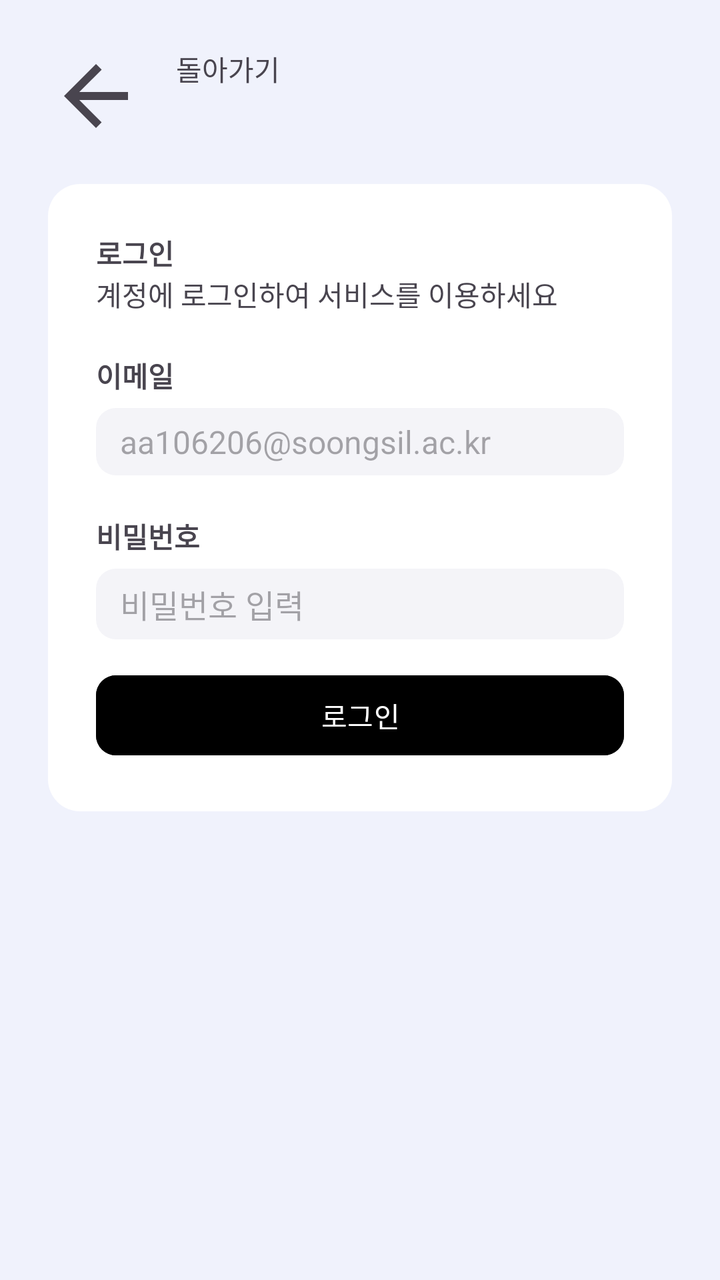
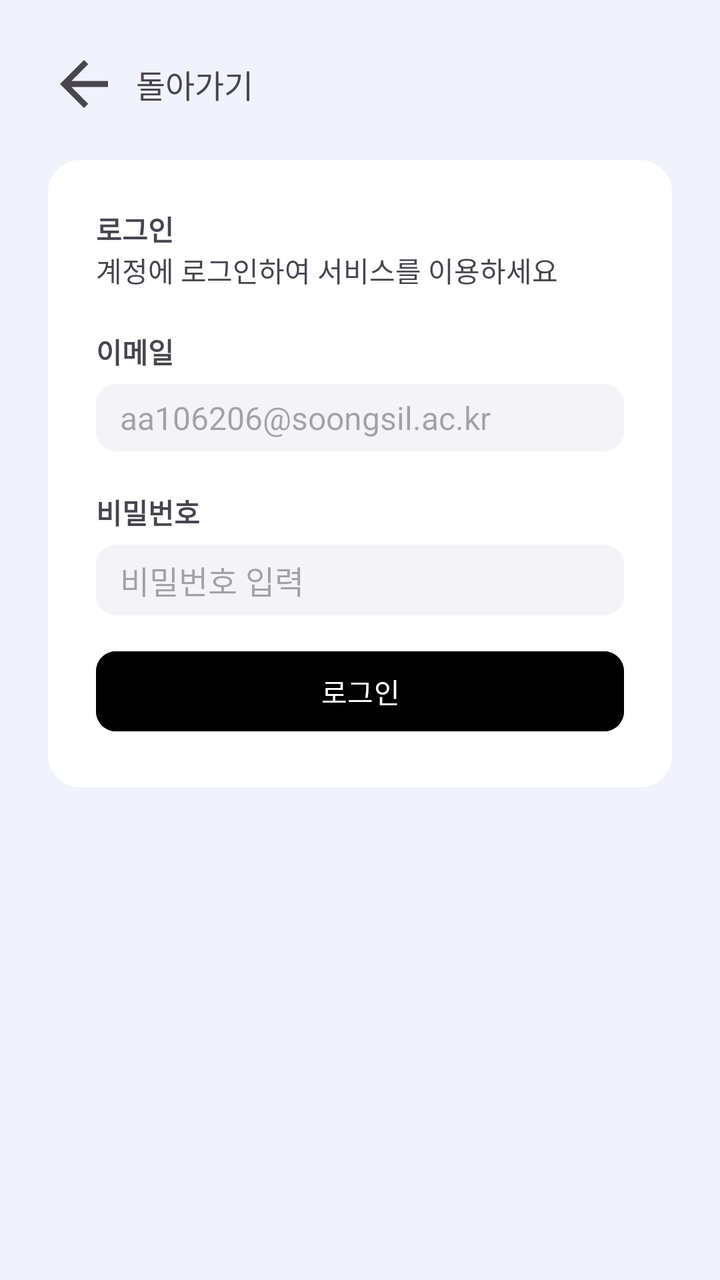

An Android layout rendered at two revisions. The XML below is the earlier revision; the diff shows what the commit changed to produce the second picture.
<!-- AndroidManifest.xml: application theme Theme.Lostfind -->
<!-- res/layout/activity_login.xml -->
<?xml version="1.0" encoding="utf-8"?>
<LinearLayout xmlns:android="http://schemas.android.com/apk/res/android"
    android:layout_width="match_parent"
    android:layout_height="match_parent"
    xmlns:app="http://schemas.android.com/apk/res-auto"
    android:background="#F0F2FC">

    <LinearLayout
        android:layout_width="match_parent"
        android:layout_height="wrap_content"
        android:orientation="vertical"
        android:padding="24dp">

        <LinearLayout
            android:layout_width="match_parent"
            android:layout_height="wrap_content"
            android:orientation="horizontal">
            <ImageView
                android:layout_width="48dp"
                android:layout_height="48dp"
                android:src="@drawable/left_arrow" />
            <TextView
                android:layout_width="wrap_content"
                android:layout_height="wrap_content"
                android:layout_marginLeft="16dp"
                android:text="돌아가기">
            </TextView>
        </LinearLayout>

        <LinearLayout
            android:layout_width="match_parent"
            android:layout_height="wrap_content"
            android:padding="24dp"
            android:orientation="vertical"
            android:layout_marginTop="20dp"
            android:background="@drawable/signup_bg">
            <TextView
                android:layout_width="wrap_content"
                android:layout_height="wrap_content"
                android:text="로그인"
                android:textStyle="bold" />
            <TextView
                android:layout_width="wrap_content"
                android:layout_height="wrap_content"
                android:text="계정에 로그인하여 서비스를 이용하세요" />

            <LinearLayout
                android:layout_width="match_parent"
                android:layout_height="wrap_content"
                android:orientation="vertical"
                android:layout_marginTop="20dp">
                <TextView
                    android:layout_width="wrap_content"
                    android:layout_height="wrap_content"
                    android:text="이메일"
                    android:textStyle="bold" />
                <EditText
                    android:id="@+id/loginEmail"
                    android:layout_width="match_parent"
                    android:layout_height="wrap_content"
                    android:layout_marginTop="6dp"
                    android:hint="aa106206@soongsil.ac.kr"
                    android:textSize="16dp"
                    android:background="@drawable/signup_edittext_bg" />
            </LinearLayout>

            <LinearLayout
                android:layout_width="match_parent"
                android:layout_height="wrap_content"
                android:orientation="vertical"
                android:layout_marginTop="20dp">
                <TextView
                    android:layout_width="wrap_content"
                    android:layout_height="wrap_content"
                    android:text="비밀번호"
                    android:textStyle="bold" />
                <EditText
                    android:id="@+id/loginPassword"
                    android:layout_width="match_parent"
                    android:layout_height="wrap_content"
                    android:layout_marginTop="6dp"
                    android:hint="비밀번호 입력"
                    android:inputType="textPassword"
                    android:textSize="16dp"
                    android:background="@drawable/signup_edittext_bg" />
            </LinearLayout>

            <Button
                android:id="@+id/btnLogin"
                android:layout_width="match_parent"
                android:layout_height="wrap_content"
                android:layout_marginTop="14dp"
                android:backgroundTint="#000000"
                android:text="로그인"
                android:textColor="@android:color/white"
                app:cornerRadius="10dp"/>

        </LinearLayout>
    </LinearLayout>

</LinearLayout>
<!-- resources referenced by this layout -->
<resources>
  <!-- drawable left_arrow (drawable) -->
  <?xml version="1.0" encoding="utf-8"?>
  <vector xmlns:android="http://schemas.android.com/apk/res/android"
      android:width="24dp"
      android:height="24dp"
      android:viewportWidth="24"
      android:viewportHeight="24"
      android:tint="?attr/colorControlNormal">  
  
      
      <path
          android:fillColor="@android:color/white"
          android:pathData="M20,11H7.83l5.59,-5.59L12,4l-8,8 8,8 1.41,-1.41L7.83,13H20v-2z"/>
  </vector>
  <!-- drawable signup_bg (drawable) -->
  <?xml version="1.0" encoding="utf-8"?>
  <shape xmlns:android="http://schemas.android.com/apk/res/android">
      <solid android:color="#FFFFFF"/>
      <corners android:radius="16dp"/>
      <padding android:left="12dp" android:top="12dp"
          android:right="12dp" android:bottom="12dp" />
  </shape>
  <!-- drawable signup_edittext_bg (drawable) -->
  <?xml version="1.0" encoding="utf-8"?>
  <shape xmlns:android="http://schemas.android.com/apk/res/android">
      <solid android:color="#F4F4F8"/>
      <corners android:radius="10dp"/>
      <padding android:top="6dp" />
      <padding android:bottom="6dp" />
      <padding android:left="12dp" />
  
  </shape>
  <style name="Theme.Lostfind" parent="Base.Theme.Lostfind" />
  <style name="Base.Theme.Lostfind" parent="Theme.Material3.DayNight.NoActionBar">
          
          
      </style>
</resources>

<!-- the commit's change to res/layout/activity_login.xml (unified diff, before → after) -->
@@ -14,18 +14,22 @@
         <LinearLayout
             android:layout_width="match_parent"
             android:layout_height="wrap_content"
-            android:orientation="horizontal">
+            android:orientation="horizontal"
+            android:gravity="center_vertical">
             <ImageView
-                android:layout_width="48dp"
-                android:layout_height="48dp"
+                android:id="@+id/backButton"
+                android:layout_width="36dp"
+                android:layout_height="36dp"
                 android:src="@drawable/left_arrow" />
+
             <TextView
                 android:layout_width="wrap_content"
                 android:layout_height="wrap_content"
-                android:layout_marginLeft="16dp"
-                android:text="돌아가기">
-            </TextView>
+                android:layout_marginStart="8dp"
+                android:text="돌아가기"
+                android:textSize="16sp"/>
         </LinearLayout>
+
 
         <LinearLayout
             android:layout_width="match_parent"
